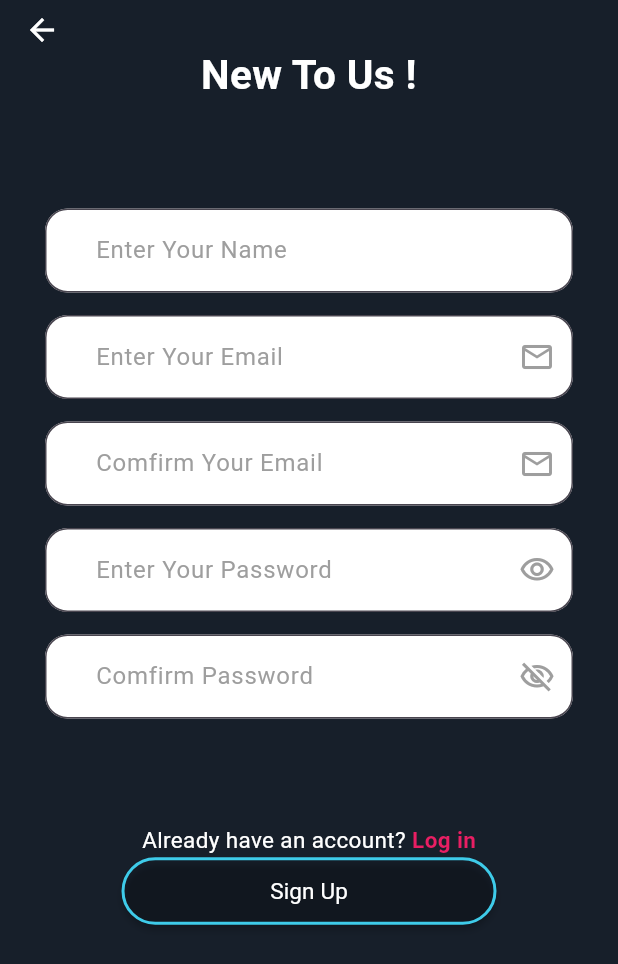
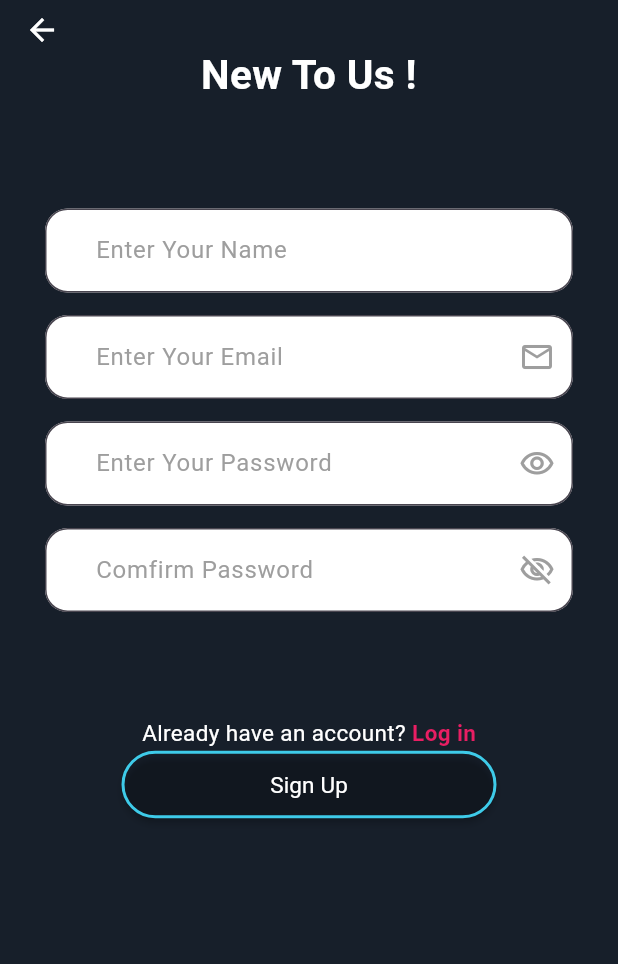
Before and after one commit to raslanislam369/Medical_System, a Flutter app: the SignupScreen screen opened by its route, on a phone screen of 412 x 824 dp. Shown: the top 964 px of the screen. Run offline on Flutter 3.47's test engine with Material 3 defaults, Android fonts, the phone set to English and light mode, and no system bars.

```diff
--- a/lib/ui/Register/signup_screen.dart
+++ b/lib/ui/Register/signup_screen.dart
@@ -43,13 +43,6 @@ class SignupScreen extends StatelessWidget {
             ),
             CustomTextfield(
               Hint: "Enter Your Email",
-              sufIcon: Icon(color: Colors.grey, Icons.email_outlined),
-            ),
-            SizedBox(
-              height: 15,
-            ),
-            CustomTextfield(
-              Hint: "Comfirm Your Email ",
               sufIcon: Icon(color: Colors.grey, Icons.email_outlined),
             ),
             SizedBox(
```
